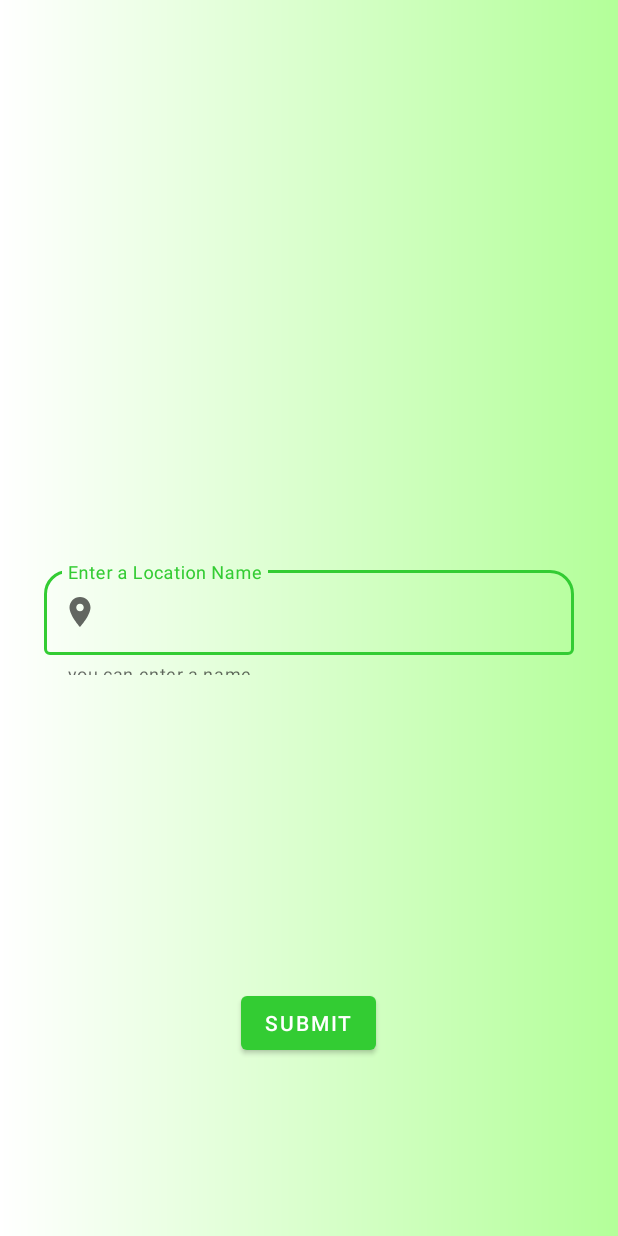
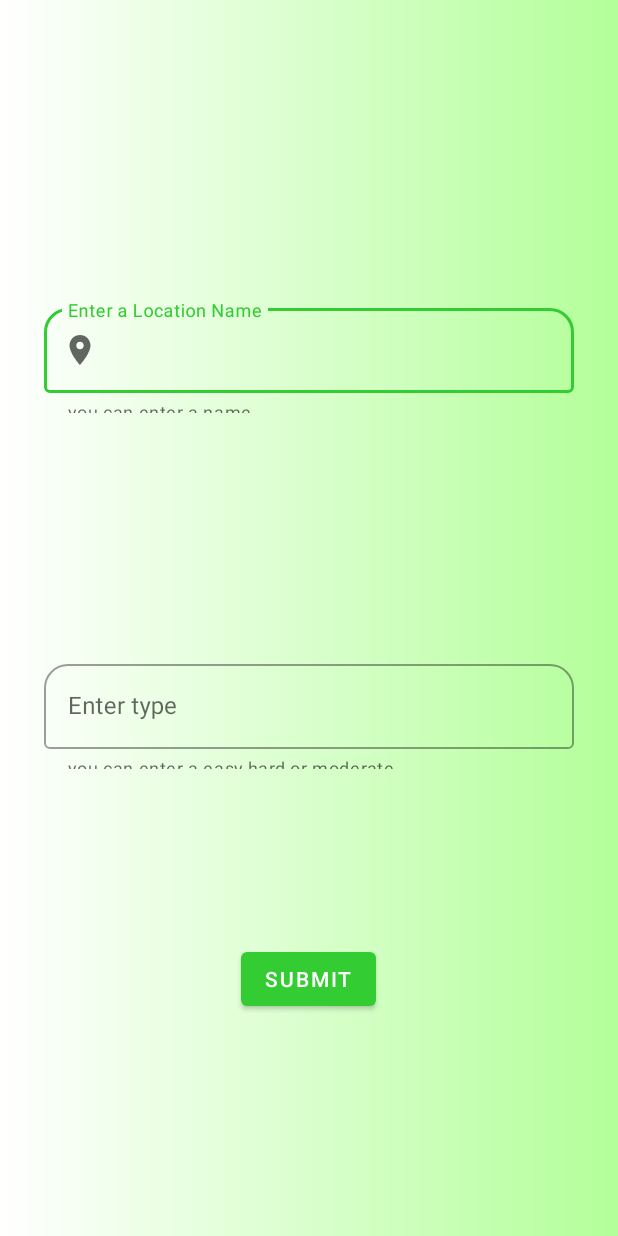
Before and after one commit to it19075136/Backpaker, an Android app: the AddTravelLocationActivity screen opened directly, with no data from a screen before it, after a tap on "SUBMIT", on a phone screen of 412 x 824 dp. Run offline under Robolectric (Android 15) with nearby library versions, the phone set to English and light mode, and no system bars; our stand-ins replace Firebase (no records; nobody signed in at launch, a user with empty details on screens opened directly).

Commit message:
new edit file

```diff
--- a/app/src/main/java/com/example/myapplication/AddTravelLocationActivity.java
+++ b/app/src/main/java/com/example/myapplication/AddTravelLocationActivity.java
@@ -23,6 +23,7 @@ public class AddTravelLocationActivity extends AppCompatActivity {
     DatabaseReference dbRef;
     String locNam;
     EditText txtLocName;
+    EditText txtLocType;
 
     @Override
     protected void onCreate(Bundle savedInstanceState) {
@@ -32,7 +33,7 @@ public class AddTravelLocationActivity extends AppCompatActivity {
 
         btnAddLoc= findViewById(R.id.buttonLocADD);
         txtLocName = findViewById(R.id.txtnLocName);
-
+        txtLocType = findViewById(R.id.txtnLocType);
 //        btnAddLoc.setOnClickListener(new View.OnClickListener() {
 //            @Override
 //            public void onClick(View view) {
@@ -50,42 +51,36 @@ public class AddTravelLocationActivity extends AppCompatActivity {
                 String  ref = "location/"+txtLocName.getText().toString();
                 dbRef = FirebaseDatabase.getInstance().getReference().child(ref);
 
-                    dbRef.child("locationName").setValue(txtLocName.getText().toString().trim());
-                    dbRef.child("NOofDays").setValue("1");
-                    dbRef.child("accommondation").setValue("3");
-                    dbRef.child("roadCondition").setValue("good");
-                    dbRef.child("type").setValue("easy");
-                    dbRef.child("route").setValue("kandy");
-                    dbRef.child("note").setValue("note");
-                    dbRef.child("Weather").setValue("Rainy");
-                    dbRef.child("permission").setValue("N/A");
 
 
-//                if (TextUtils.isEmpty(txtName.getText().toString())){
-//                    Toast.makeText(getApplicationContext(), "Empty Name", Toast.LENGTH_SHORT).show();
-//                }
-//                else if (TextUtils.isEmpty(txtNic.getText().toString())){
-//                    Toast.makeText(getApplicationContext(), "Empty NIC", Toast.LENGTH_SHORT).show();
-//                }else if (TextUtils.isEmpty(txtEmail.getText().toString())){
+
+                if (TextUtils.isEmpty(txtLocName.getText().toString())){
+                    Toast.makeText(getApplicationContext(), "Empty Name", Toast.LENGTH_SHORT).show();
+                }
+                else if (TextUtils.isEmpty(txtLocType.getText().toString())){
+                    Toast.makeText(getApplicationContext(), "Empty type", Toast.LENGTH_SHORT).show();
+                }
+//                else if (TextUtils.isEmpty(txtEmail.getText().toString())){
 //                    Toast.makeText(getApplicationContext(), "Empty Email", Toast.LENGTH_SHORT).show();
 //                }else if (TextUtils.isEmpty(txtPhone.getText().toString())){
 //                    Toast.makeText(getApplicationContext(), "Empty Phone number", Toast.LENGTH_SHORT).show();
 //                }
-//                else{
-//                    pr.setName(txtName.getText().toString().trim());
-//                    pr.setEmail(txtEmail.getText().toString().trim());
-//                    pr.setNIC(txtNic.getText().toString().trim());
-//                    pr.setPhoneNum(Integer.parseInt(txtPhone.getText().toString().trim()));
-//                    dbRef.child(UUID.randomUUID().toString()).setValue(pr);
-////                    Toast.makeText(getApplicationContext(), "Successfully inserted", Toast.LENGTH_SHORT).show();
-//                    Snackbar snackbar = Snackbar.make(view,"Successfully inserted",Snackbar.LENGTH_LONG);
-//                    snackbar.setDuration(1000);
-//                    snackbar.show();
-//                    clearControls();
-//                }
+                else{
+                    dbRef.child("locationName").setValue(txtLocName.getText().toString().trim());
+                    dbRef.child("type").setValue(txtLocType.getText().toString().trim());
+//                    Toast.makeText(getApplicationContext(), "Successfully inserted", Toast.LENGTH_SHORT).show();
+                    Snackbar snackbar = Snackbar.make(view,"Successfully inserted",Snackbar.LENGTH_LONG);
+                    snackbar.setDuration(1000);
+                    snackbar.show();
+                    clearControls();
+                }
 
             }
         });
 
     }
+    private void clearControls(){
+        txtLocName.setText("");
+        txtLocType.setText("");
+    }
 }
--- a/app/src/main/res/layout/activity_add__travel_location.xml
+++ b/app/src/main/res/layout/activity_add__travel_location.xml
@@ -12,9 +12,8 @@
         android:layout_width="353dp"
         android:layout_height="75dp"
         android:layout_marginStart="32dp"
-        android:layout_marginLeft="32dp"
+        android:layout_marginTop="200dp"
         android:layout_marginEnd="32dp"
-        android:layout_marginRight="32dp"
         android:hint="Enter a Location Name"
         app:boxBackgroundMode="outline"
         app:boxCornerRadiusTopEnd="16dp"
@@ -22,7 +21,6 @@
         app:counterMaxLength="30"
         app:endIconMode="clear_text"
         app:helperText="you can enter a name"
-        app:layout_constraintBottom_toBottomOf="parent"
         app:layout_constraintEnd_toEndOf="parent"
         app:layout_constraintStart_toStartOf="parent"
         app:layout_constraintTop_toTopOf="parent"
@@ -35,16 +33,44 @@
 
     </com.google.android.material.textfield.TextInputLayout>
 
+    <com.google.android.material.textfield.TextInputLayout
+        android:id="@+id/text_input_layout2"
+        style="@style/Widget.MaterialComponents.TextInputLayout.OutlinedBox"
+        android:layout_width="353dp"
+        android:layout_height="75dp"
+        android:layout_marginStart="32dp"
+        android:layout_marginEnd="32dp"
+        android:layout_marginBottom="150dp"
+        android:hint="Enter type"
+        app:boxBackgroundMode="outline"
+        app:boxCornerRadiusTopEnd="16dp"
+        app:boxCornerRadiusTopStart="16dp"
+        app:counterMaxLength="30"
+        app:endIconMode="clear_text"
+        app:helperText="you can enter a easy,hard or moderate"
+        app:layout_constraintBottom_toBottomOf="parent"
+        app:layout_constraintEnd_toEndOf="parent"
+        app:layout_constraintStart_toStartOf="parent"
+        app:layout_constraintTop_toBottomOf="@+id/text_input_layout"
+       >
+
+        <com.google.android.material.textfield.TextInputEditText
+            android:id="@+id/txtnLocType"
+            android:layout_width="match_parent"
+            android:layout_height="wrap_content" />
+
+    </com.google.android.material.textfield.TextInputLayout>
+
     <Button
         android:id="@+id/buttonLocADD"
         android:layout_width="wrap_content"
         android:layout_height="wrap_content"
-        android:layout_marginTop="208dp"
+        android:layout_marginTop="116dp"
         android:text="@string/txtSubmit"
         app:layout_constraintEnd_toEndOf="parent"
         app:layout_constraintHorizontal_bias="0.498"
         app:layout_constraintStart_toStartOf="parent"
-        app:layout_constraintTop_toBottomOf="@+id/text_input_layout" />
+        app:layout_constraintTop_toBottomOf="@+id/text_input_layout2" />
 
 
     <!--    <TextView-->
--- a/app/src/main/res/layout/fragment_easy.xml
+++ b/app/src/main/res/layout/fragment_easy.xml
@@ -40,6 +40,7 @@
                 <GridView
                     android:id="@+id/easylocview"
                     android:numColumns="1"
+                    android:layout_marginBottom="50dp"
                     android:layout_width="match_parent"
                     android:layout_height="wrap_content"
                     android:horizontalSpacing="1dp"
@@ -49,6 +50,7 @@
                 </GridView>
 
             </RelativeLayout>
+
 
 
 <!--&lt;!&ndash;            android:columCount="1"&ndash;&gt;-->
--- a/app/src/main/res/layout/fragment_hard.xml
+++ b/app/src/main/res/layout/fragment_hard.xml
@@ -23,6 +23,7 @@
         <GridView
             android:id="@+id/hardlocview"
             android:numColumns="1"
+            android:layout_marginBottom="50dp"
             android:layout_width="match_parent"
             android:layout_height="wrap_content"
             android:horizontalSpacing="1dp"
--- a/app/src/main/res/layout/fragment_moderate.xml
+++ b/app/src/main/res/layout/fragment_moderate.xml
@@ -23,6 +23,7 @@
         <GridView
             android:id="@+id/moderatelocview"
             android:numColumns="1"
+            android:layout_marginBottom="50dp"
             android:layout_width="match_parent"
             android:layout_height="wrap_content"
             android:horizontalSpacing="1dp"
```
Also changed, not shown: app/src/main/java/com/example/myapplication/PickTravelModeActivity.java (+13 -13 lines), app/src/main/res/layout/activity_pick_travel_mode.xml (+13 -0 lines).
